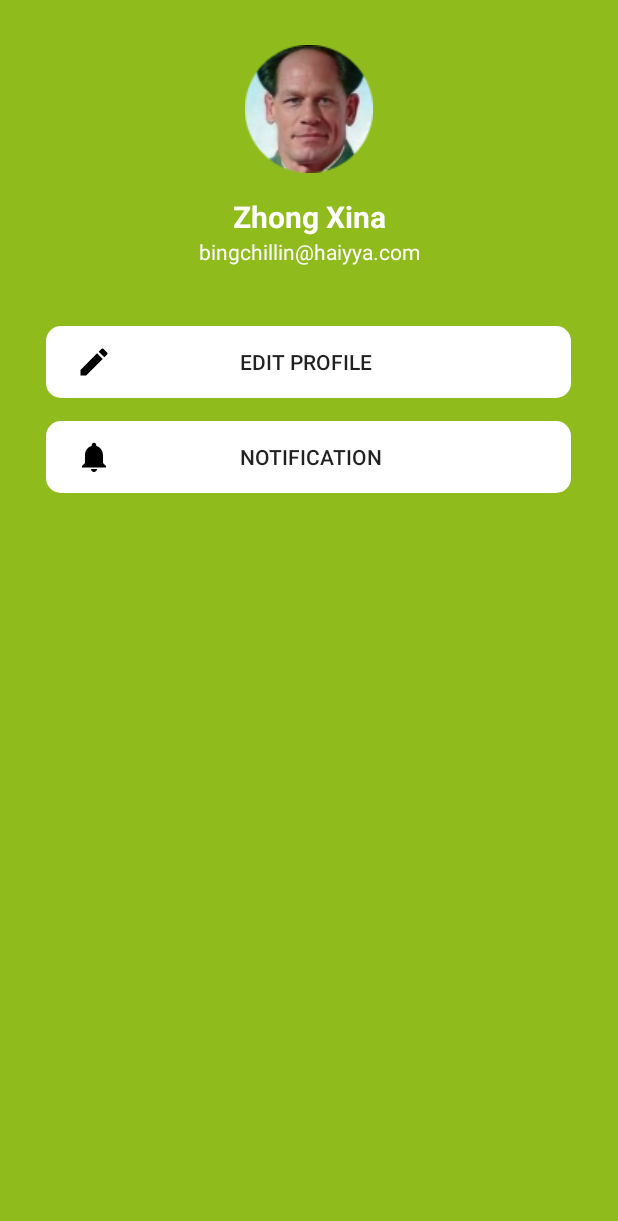
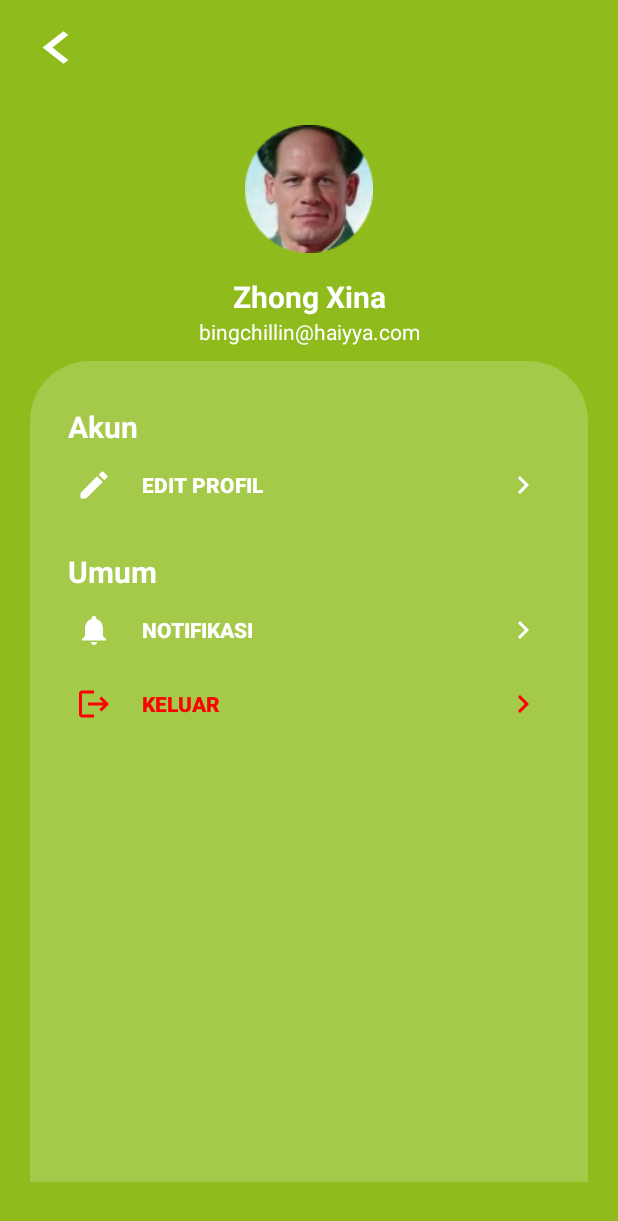
Before and after one commit to Devanoz/ABCeria-project-PAB-, an Android app: the layout activity_settings.xml on its own in the app's theme, with its tools: preview values and no code run, on a phone screen of 412 x 824 dp. Shown: the top 1221 px of the screen. Run offline under Robolectric (Android 15) with nearby library versions, the phone set to English and light mode, and no system bars.

```diff
--- a/app/build.gradle
+++ b/app/build.gradle
@@ -52,7 +52,7 @@ dependencies {
     androidTestImplementation 'androidx.test.ext:junit:1.1.4'
     androidTestImplementation 'androidx.test.espresso:espresso-core:3.5.0'
     //auth
-    implementation 'com.google.firebase:firebase-auth-ktx'
+    implementation 'com.google.firebase:firebase-auth-ktx:21.1.0'
     implementation 'com.google.android.gms:play-services-auth:20.4.0'
 
 }
--- a/app/src/main/AndroidManifest.xml
+++ b/app/src/main/AndroidManifest.xml
@@ -3,6 +3,9 @@
     xmlns:tools="http://schemas.android.com/tools">
 
     <uses-permission android:name="android.permission.INTERNET"/>
+
+
+
     <application
         android:allowBackup="true"
         android:dataExtractionRules="@xml/data_extraction_rules"
@@ -12,16 +15,17 @@
         android:roundIcon="@mipmap/ic_launcher_round"
         android:supportsRtl="true"
         android:theme="@style/Theme.ABCeria"
+        android:usesCleartextTraffic="true"
         tools:targetApi="31">
         <activity
-            android:name=".editProfile"
+            android:name=".Activity.settings.editProfile"
             android:exported="false">
             <meta-data
                 android:name="android.app.lib_name"
                 android:value="" />
         </activity>
         <activity
-            android:name=".Settings"
+            android:name=".Activity.settings.Settings"
             android:exported="false">
             <meta-data
                 android:name="android.app.lib_name"
--- a/app/src/main/java/com/example/abceria/Activity/auth/Login.kt
+++ b/app/src/main/java/com/example/abceria/Activity/auth/Login.kt
@@ -115,6 +115,7 @@ class Login : AppCompatActivity() {
                 Toast.makeText(this,"sign in failed",Toast.LENGTH_SHORT).show()
             }
         }
+
     }
 
 
--- a/app/src/main/res/drawable/ic_baseline_edit_24.xml
+++ b/app/src/main/res/drawable/ic_baseline_edit_24.xml
@@ -1,4 +1,4 @@
-<vector android:height="24dp" android:tint="#000000"
+<vector android:height="24dp" android:tint="#FFFFFF"
     android:viewportHeight="24" android:viewportWidth="24"
     android:width="24dp" xmlns:android="http://schemas.android.com/apk/res/android">
     <path android:fillColor="@android:color/white" android:pathData="M3,17.25V21h3.75L17.81,9.94l-3.75,-3.75L3,17.25zM20.71,7.04c0.39,-0.39 0.39,-1.02 0,-1.41l-2.34,-2.34c-0.39,-0.39 -1.02,-0.39 -1.41,0l-1.83,1.83 3.75,3.75 1.83,-1.83z"/>
--- /dev/null
+++ b/app/src/main/res/drawable/ic_baseline_logout_24.xml
@@ -0,0 +1,5 @@
+<vector android:autoMirrored="true" android:height="24dp"
+    android:tint="#FF0000" android:viewportHeight="24"
+    android:viewportWidth="24" android:width="24dp" xmlns:android="http://schemas.android.com/apk/res/android">
+    <path android:fillColor="@android:color/white" android:pathData="M17,7l-1.41,1.41L18.17,11H8v2h10.17l-2.58,2.58L17,17l5,-5zM4,5h8V3H4c-1.1,0 -2,0.9 -2,2v14c0,1.1 0.9,2 2,2h8v-2H4V5z"/>
+</vector>
--- /dev/null
+++ b/app/src/main/res/drawable/ic_baseline_navigate_exit_24.xml
@@ -0,0 +1,5 @@
+<vector android:autoMirrored="true" android:height="24dp"
+    android:tint="#FF0000" android:viewportHeight="24"
+    android:viewportWidth="24" android:width="24dp" xmlns:android="http://schemas.android.com/apk/res/android">
+    <path android:fillColor="@android:color/white" android:pathData="M10,6L8.59,7.41 13.17,12l-4.58,4.59L10,18l6,-6z"/>
+</vector>
--- /dev/null
+++ b/app/src/main/res/drawable/ic_baseline_navigate_next_24.xml
@@ -0,0 +1,5 @@
+<vector android:autoMirrored="true" android:height="24dp"
+    android:tint="#FFFFFF" android:viewportHeight="24"
+    android:viewportWidth="24" android:width="24dp" xmlns:android="http://schemas.android.com/apk/res/android">
+    <path android:fillColor="@android:color/white" android:pathData="M10,6L8.59,7.41 13.17,12l-4.58,4.59L10,18l6,-6z"/>
+</vector>
--- a/app/src/main/res/drawable/ic_baseline_notifications_24.xml
+++ b/app/src/main/res/drawable/ic_baseline_notifications_24.xml
@@ -1,4 +1,4 @@
-<vector android:height="24dp" android:tint="#000000"
+<vector android:height="24dp" android:tint="#FFFFFF"
     android:viewportHeight="24" android:viewportWidth="24"
     android:width="24dp" xmlns:android="http://schemas.android.com/apk/res/android">
     <path android:fillColor="@android:color/white" android:pathData="M12,22c1.1,0 2,-0.9 2,-2h-4c0,1.1 0.89,2 2,2zM18,16v-5c0,-3.07 -1.64,-5.64 -4.5,-6.32L13.5,4c0,-0.83 -0.67,-1.5 -1.5,-1.5s-1.5,0.67 -1.5,1.5v0.68C7.63,5.36 6,7.92 6,11v5l-2,2v1h16v-1l-2,-2z"/>
--- /dev/null
+++ b/app/src/main/res/drawable/input_exit_wrapper.xml
@@ -0,0 +1,6 @@
+<?xml version="1.0" encoding="UTF-8"?>
+    <shape xmlns:android="http://schemas.android.com/apk/res/android">
+        <solid android:color="#00E80000"/>
+        <corners android:radius="10dp"/>
+        <padding android:left="0dp" android:top="0dp" android:right="0dp" android:bottom="0dp" />
+    </shape>
--- /dev/null
+++ b/app/src/main/res/drawable/settings_wrapper.xml
@@ -0,0 +1,6 @@
+<?xml version="1.0" encoding="UTF-8"?>
+    <shape xmlns:android="http://schemas.android.com/apk/res/android">
+        <solid android:color="#00FFFFFF"/>
+        <corners android:radius="10dp"/>
+        <padding android:left="0dp" android:top="0dp" android:right="0dp" android:bottom="0dp" />
+    </shape>
--- /dev/null
+++ b/app/src/main/res/drawable/settings_wrapper_field.xml
@@ -0,0 +1,7 @@
+<?xml version="1.0" encoding="UTF-8"?>
+<shape xmlns:android="http://schemas.android.com/apk/res/android">
+    <solid android:color="#31FFFFFF"/>
+    <corners android:topLeftRadius="40dp" android:topRightRadius="40dp"/>
+    <padding android:left="0dp" android:top="0dp" android:right="0dp" android:bottom="0dp" />
+
+</shape>
--- a/app/src/main/res/layout/activity_register2.xml
+++ b/app/src/main/res/layout/activity_register2.xml
@@ -6,23 +6,13 @@
     android:layout_height="match_parent"
     tools:context=".Activity.auth.Register"
     android:orientation="vertical"
-    android:background="#E3C62C"
+    android:background="@drawable/ui_2___halaman_registrasi"
     >
 
 <RelativeLayout
     android:layout_width="match_parent"
     android:layout_height="wrap_content">
 
-    <ImageView
-        android:layout_width="match_parent"
-        android:layout_height="406dp"
-        android:background="@drawable/_6569085_5100_9_06_min_min_prev_ui"
-        android:rotation="320"
-        android:rotationY="180"
-        android:layout_marginTop="40dp"
-        android:scaleX="1.2"
-        android:scaleY="1.2"
-        android:scaleType="centerInside" />
 
     <LinearLayout
         android:layout_width="match_parent"
--- a/app/src/main/res/layout/activity_settings.xml
+++ b/app/src/main/res/layout/activity_settings.xml
@@ -7,6 +7,14 @@
     android:orientation="vertical"
     tools:context=".Activity.settings.Settings"
     android:background="#8FBC1C">
+
+    <RelativeLayout
+        android:layout_width="55dp"
+        android:layout_height="43dp"
+        android:background="@drawable/ic_baseline_navigate_next_24"
+        android:rotation="180"
+        android:layout_marginTop="10dp"
+        android:layout_marginLeft="10dp"/>
 
     <ImageView
         android:layout_width="wrap_content"
@@ -19,13 +27,12 @@
     <TextView
         android:layout_width="match_parent"
         android:layout_height="wrap_content"
-        android:text="Zhong Xina"
         android:layout_marginTop="15dp"
         android:gravity="center"
-        android:textStyle="bold"
+        android:text="Zhong Xina"
+        android:textColor="#FFFFFF"
         android:textSize="20dp"
-        android:textColor="@color/white"
-        />
+        android:textStyle="bold" />
 
     <TextView
         android:layout_width="match_parent"
@@ -35,31 +42,82 @@
         android:textColor="@color/white"
         />
 
+    <LinearLayout
+        android:layout_width="match_parent"
+        android:layout_height="547dp"
+        android:layout_marginHorizontal="20dp"
+        android:layout_marginTop="10dp"
+        android:background="@drawable/settings_wrapper_field"
+        android:orientation="vertical">
+
+        <TextView
+            android:layout_width="match_parent"
+            android:layout_height="wrap_content"
+            android:text="Akun"
+            android:textColor="@color/white"
+            android:textStyle="bold"
+            android:layout_marginTop="30dp"
+            android:layout_marginLeft="25dp"
+            android:textSize="20dp"/>
+
 
         <androidx.appcompat.widget.AppCompatButton
             android:layout_width="350dp"
             android:layout_height="wrap_content"
             android:gravity="center_vertical"
-        android:drawablePadding="85dp"
+            android:drawablePadding="20dp"
             android:paddingLeft="20dp"
+            android:paddingRight="20dp"
             android:layout_gravity="center"
-        android:layout_marginTop="40dp"
-        android:background="@drawable/input_login_wrapper"
+            android:layout_marginTop="1dp"
+            android:background="@drawable/input_exit_wrapper"
             android:drawableStart="@drawable/ic_baseline_edit_24"
-        android:text="Edit Profile"
-        android:textStyle="normal" />
+            android:drawableEnd="@drawable/ic_baseline_navigate_next_24"
+            android:text="Edit Profil"
+            android:textColor="@color/white"
+            android:textStyle="bold" />
+
+        <TextView
+            android:layout_width="match_parent"
+            android:layout_height="wrap_content"
+            android:text="Umum"
+            android:textColor="@color/white"
+            android:textStyle="bold"
+            android:layout_marginTop="20dp"
+            android:layout_marginLeft="25dp"
+            android:textSize="20dp"/>
 
         <androidx.appcompat.widget.AppCompatButton
             android:layout_width="350dp"
             android:layout_height="wrap_content"
             android:gravity="center_vertical"
-        android:drawablePadding="85dp"
+            android:drawablePadding="20dp"
             android:paddingLeft="20dp"
             android:layout_gravity="center"
-        android:layout_marginTop="15dp"
-        android:background="@drawable/input_login_wrapper"
+            android:layout_marginTop="1dp"
+            android:background="@drawable/settings_wrapper"
             android:drawableStart="@drawable/ic_baseline_notifications_24"
-        android:text="Notification"
-        android:textStyle="normal" />
+            android:drawableEnd="@drawable/ic_baseline_navigate_next_24"
+            android:paddingRight="20dp"
+            android:text="Notifikasi"
+            android:textStyle="bold"
+            android:textColor="@color/white"/>
+
+        <androidx.appcompat.widget.AppCompatButton
+            android:layout_width="350dp"
+            android:layout_height="wrap_content"
+            android:gravity="center_vertical"
+            android:drawablePadding="20dp"
+            android:paddingLeft="20dp"
+            android:layout_gravity="center"
+            android:layout_marginTop="1dp"
+            android:background="@drawable/input_exit_wrapper"
+            android:drawableStart="@drawable/ic_baseline_logout_24"
+            android:drawableEnd="@drawable/ic_baseline_navigate_exit_24"
+            android:paddingRight="20dp"
+            android:text="Keluar"
+            android:textColor="#FF0000"
+            android:textStyle="bold" />
+    </LinearLayout>
 
 </LinearLayout>
```
Also changed, not shown: app/src/main/res/drawable/ui_2___halaman_registrasi.png (added). Lines whose indentation alone changed are shown as unchanged.
